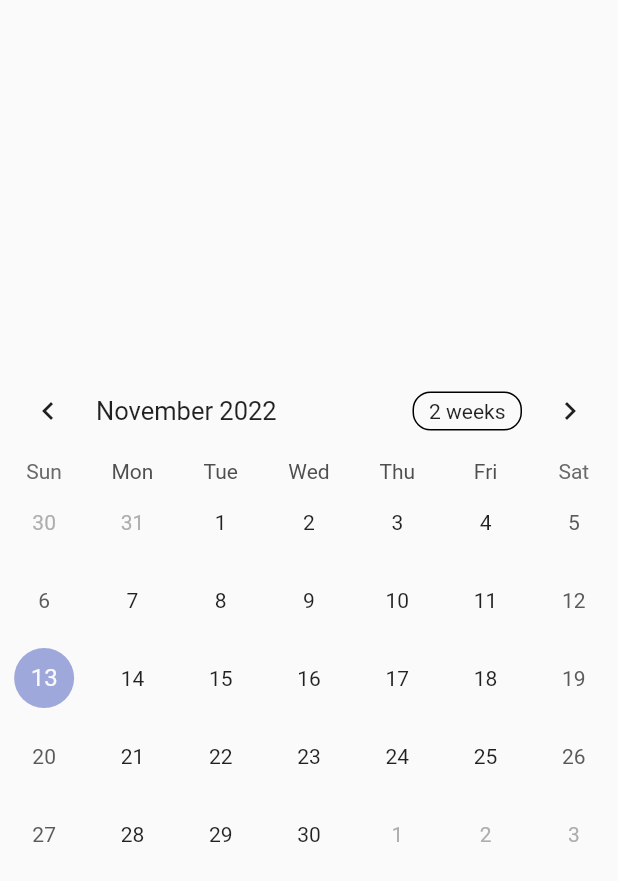
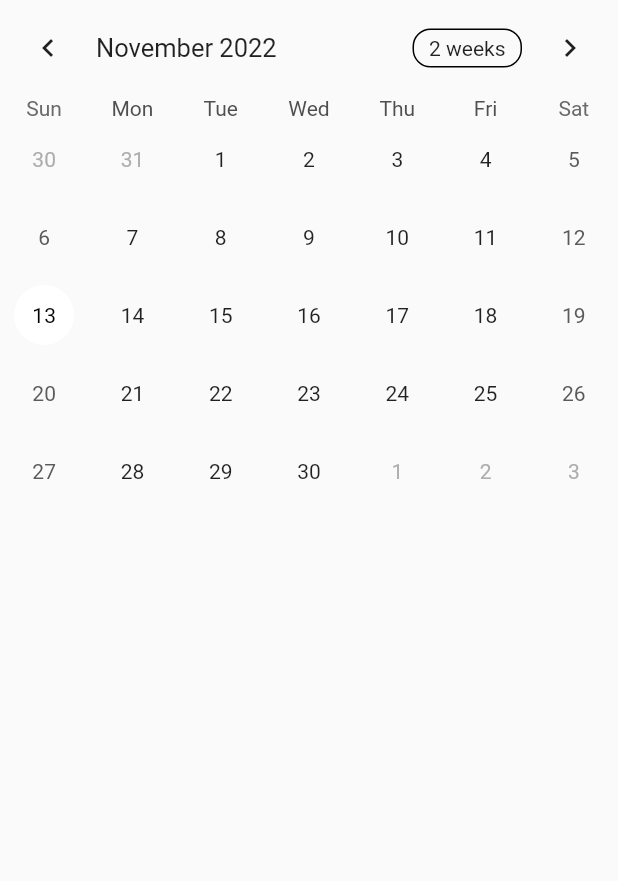
Before and after one commit to jsomnium/FLUTTER_INFLEARN, a Flutter app: the screen it shows after launch, on a phone screen of 412 x 824 dp. Shown: the top 881 px of the screen. Run offline on Flutter 3.47's test engine with Material 2 defaults, Android fonts, the phone set to English and light mode, and no system bars; drawn by our look-alikes of table_calendar; our stand-ins replace google_fonts, introduction_screen, shared_preferences.

Commit message:
Widget TableCalendar

```diff
--- a/diary/lib/home_page.dart
+++ b/diary/lib/home_page.dart
@@ -1,4 +1,5 @@
 import 'package:diary/diary_service.dart';
+import 'package:diary/table_calendar.dart';
 import 'package:flutter/material.dart';
 import 'package:provider/provider.dart';
 import 'package:table_calendar/table_calendar.dart';
@@ -12,11 +13,7 @@ class HomePage extends StatelessWidget {
       builder: (context, diaryService, child) {
         return Scaffold(
           body: Center(
-            child: TableCalendar(
-              firstDay: DateTime.utc(2010, 10, 16),
-              lastDay: DateTime.utc(2030, 3, 14),
-              focusedDay: DateTime.now(),
-            ),
+            child: TableBasicsExample(),
           ),
         );
       },
--- /dev/null
+++ b/diary/lib/table_calendar.dart
@@ -0,0 +1,55 @@
+import 'package:flutter/cupertino.dart';
+import 'package:flutter/material.dart';
+import 'package:table_calendar/table_calendar.dart';
+
+class TableBasicsExample extends StatefulWidget {
+  @override
+  _TableBasicsExampleState createState() => _TableBasicsExampleState();
+}
+
+class _TableBasicsExampleState extends State<TableBasicsExample> {
+  CalendarFormat _calendarFormat = CalendarFormat.month;
+  DateTime _focusedDay = DateTime.now();
+  DateTime? _selectedDay;
+
+  @override
+  Widget build(BuildContext context) {
+    return Scaffold(
+      body: TableCalendar(
+        firstDay: DateTime.utc(2020, 11, 14),
+        lastDay: DateTime.utc(2030, 11, 14),
+        focusedDay: _focusedDay,
+        calendarFormat: _calendarFormat,
+        selectedDayPredicate: (day) {
+          // Use `selectedDayPredicate` to determine which day is currently selected.
+          // If this returns true, then `day` will be marked as selected.
+
+          // Using `isSameDay` is recommended to disregard
+          // the time-part of compared DateTime objects.
+          return isSameDay(_selectedDay, day);
+        },
+        onDaySelected: (selectedDay, focusedDay) {
+          if (!isSameDay(_selectedDay, selectedDay)) {
+            // Call `setState()` when updating the selected day
+            setState(() {
+              _selectedDay = selectedDay;
+              _focusedDay = focusedDay;
+            });
+          }
+        },
+        onPageChanged: (focusedDay) {
+          // No need to call `setState()` here
+          _focusedDay = focusedDay;
+        },
+        calendarStyle: CalendarStyle(
+          // today 색상 제거
+          todayTextStyle: TextStyle(color: Colors.black),
+          todayDecoration: BoxDecoration(
+            color: Colors.white,
+            shape: BoxShape.circle,
+          ),
+        ),
+      ),
+    );
+  }
+}
```
